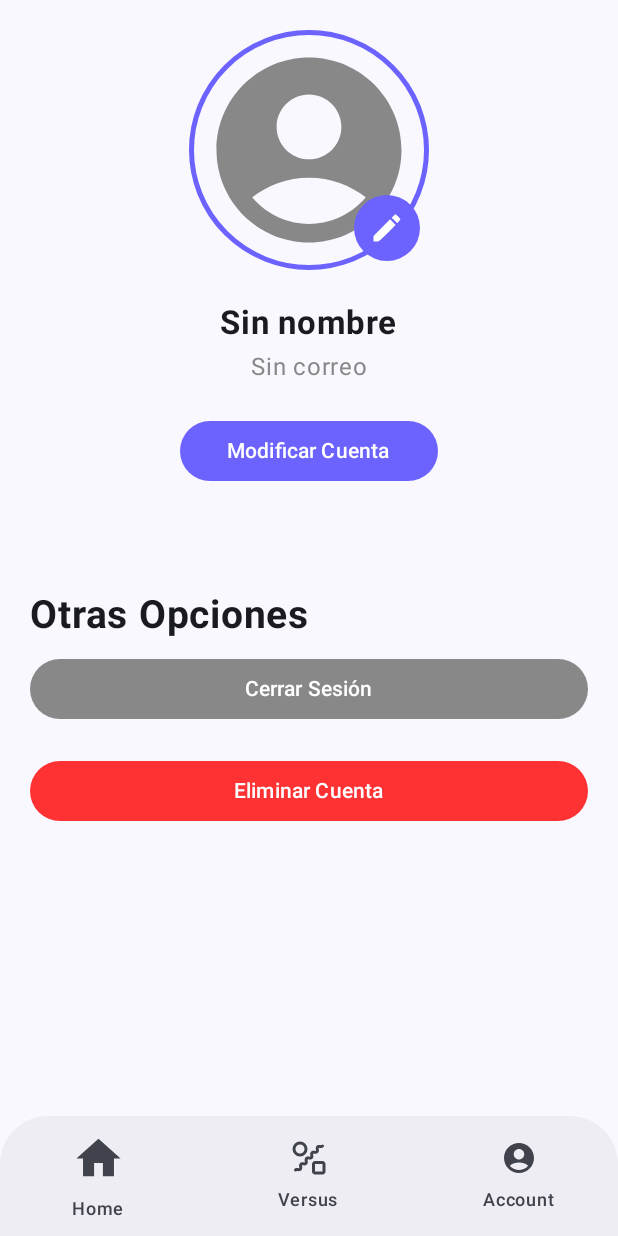
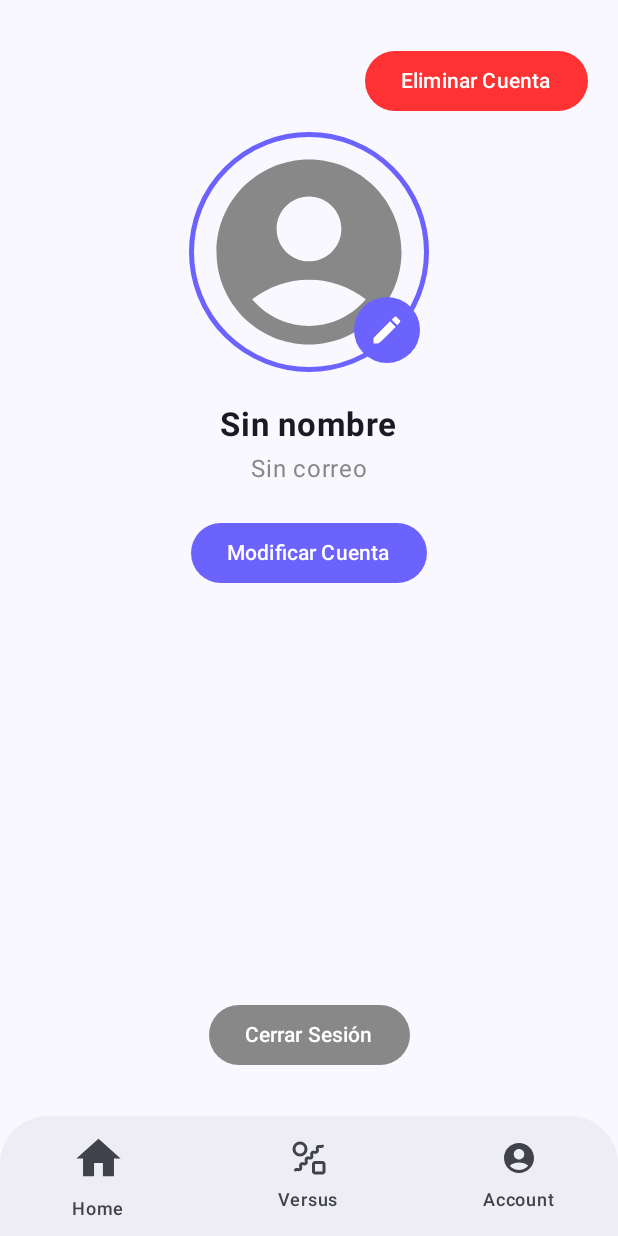
Before and after one commit to clc79100/ProductReviewApp, an Android app built with Jetpack Compose: the AccountScreen screen opened through its navigation route, on a phone screen of 412 x 824 dp. Run offline under Robolectric (Android 15) with nearby library versions, the phone set to English and light mode, and no system bars; pictures from the network do not load; 1 statement that could not run was skipped.

Commit message:
Correcciones menores en Account Screen ai todo yo todo yo

```diff
--- a/app/src/main/java/com/example/productreviewapp/ui/screens/accountScreen/AccountScreen.kt
+++ b/app/src/main/java/com/example/productreviewapp/ui/screens/accountScreen/AccountScreen.kt
@@ -1,6 +1,7 @@
 package com.example.productreviewapp.ui.screens.accountScreen
 
 import androidx.compose.foundation.layout.*
+import androidx.compose.foundation.layout.Arrangement
 import androidx.compose.material3.*
 import androidx.compose.runtime.Composable
 import androidx.compose.runtime.LaunchedEffect
@@ -53,6 +54,17 @@ fun AccountScreen(
             .fillMaxSize(),
         horizontalAlignment = Alignment.CenterHorizontally
     ) {
+        Row(
+            modifier = Modifier
+                .fillMaxWidth(),
+            horizontalArrangement = Arrangement.End
+        ) {
+            AccountButton(
+                text = "Eliminar Cuenta",
+                color = Color.Red.copy(alpha = 0.8f),
+                onClick = {vm.deleteAccount()}
+            )
+        }
         PhotoProfile(vm.profilePhoto){
             vm.showSheet = true
         }
@@ -85,7 +97,7 @@ fun AccountScreen(
             modifier = Modifier.padding(horizontal = 100.dp),
             onClick = {navController.navigate(EditAccountScreenRoute)}
         )
-        Text(
+        /*Text(
             text = "Otras Opciones",
             fontSize = 26.sp,
             fontWeight = FontWeight.Bold,
@@ -93,8 +105,9 @@ fun AccountScreen(
             modifier = Modifier
                 .fillMaxWidth()
                 .padding(top = 60.dp)
-        )
+        )*/
 
+        Spacer(modifier = Modifier.weight(1f))
         AccountButton(
             text = "Cerrar Sesión",
             color = Color.Gray,
@@ -106,11 +119,6 @@ fun AccountScreen(
             }
         )
 
-        AccountButton(
-            text = "Eliminar Cuenta",
-            color = Color.Red.copy(alpha = 0.8f),
-            onClick = {vm.deleteAccount()}
-        )
     }
 
     if (vm.showSheet){
--- a/app/src/main/java/com/example/productreviewapp/ui/screens/accountScreen/componets/AccountButton.kt
+++ b/app/src/main/java/com/example/productreviewapp/ui/screens/accountScreen/componets/AccountButton.kt
@@ -18,7 +18,7 @@ fun AccountButton(text: String, modifier: Modifier = Modifier, onClick: () -> Un
         onClick = { onClick()},
         shape = CircleShape,
         colors = ButtonDefaults.buttonColors(containerColor = color),
-        modifier = modifier.fillMaxWidth()
+        modifier = modifier
             .padding(vertical = 10.dp)
     ) {
         Text(text)
--- a/app/src/main/java/com/example/productreviewapp/ui/screens/accountScreen/componets/PhotoProfile.kt
+++ b/app/src/main/java/com/example/productreviewapp/ui/screens/accountScreen/componets/PhotoProfile.kt
@@ -57,10 +57,10 @@ fun PhotoProfile(profilePhoto: String?, onClick: () -> Unit){
             contentDescription = null,
             tint = Color.White,
             modifier = Modifier
+                .clickable { onClick() }
                 .clip(CircleShape)
                 .background(Color(0xFF6C63FF))
                 .padding(10.dp)
-                .clickable { onClick() }
         )
     }
 }
```
